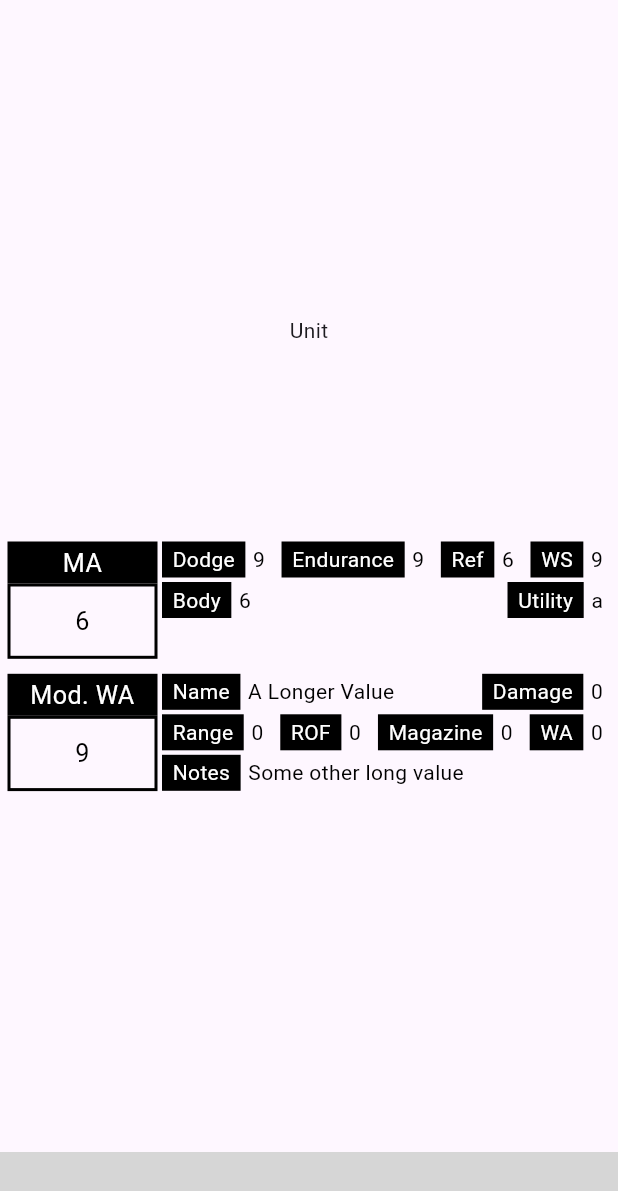
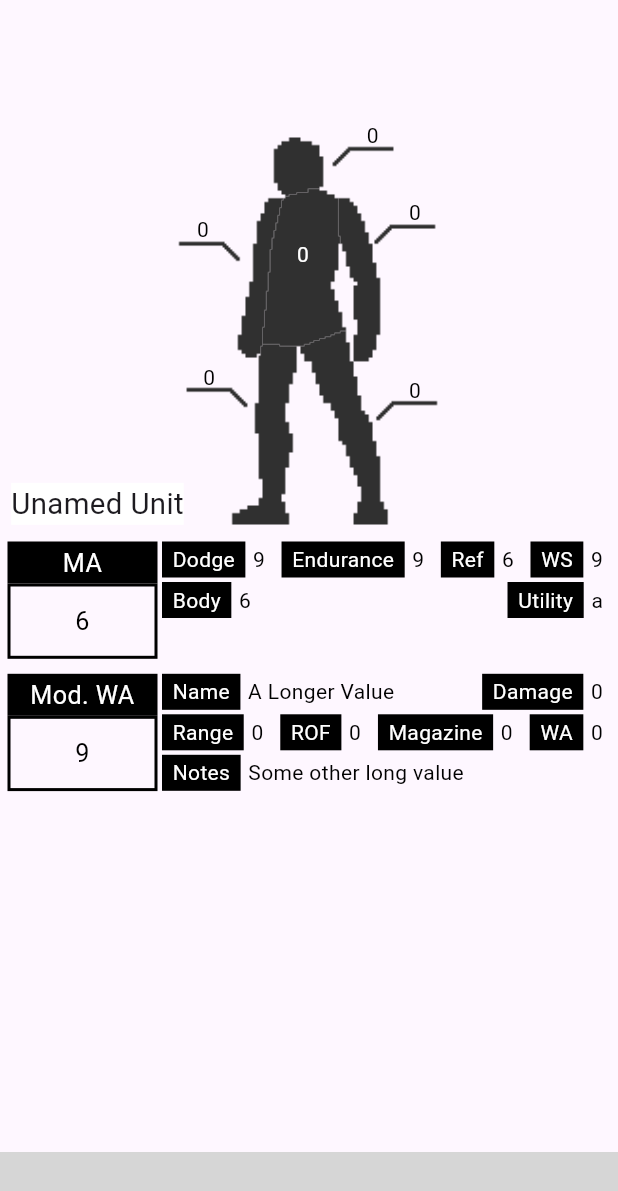
Before and after one commit to platipi/dtTracker, a Flutter app: the screen it shows after launch, on a phone screen of 412 x 824 dp. Shown: the top 1191 px of the screen. Run offline on Flutter 3.47's test engine with Material 3 defaults, Android fonts, the phone set to English and light mode, and no system bars; our stand-ins replace firebase_core, firebase_database; missing offline and left inert: scrollable_reorderable_navbar; accounts and stored records are empty; grey boxes are pictures that could not be loaded.

Commit message:
unit display with name

```diff
--- a/dt_tracker_user/lib/pages/mook.dart
+++ b/dt_tracker_user/lib/pages/mook.dart
@@ -1,13 +1,49 @@
 import 'package:dt_tracker_user/pages/widgets/statblock.dart';
-import 'package:dt_tracker_user/utilities/data/data_types.dart';
+import 'package:dt_tracker_user/utilities/data/data_functions.dart';
 import 'package:dt_tracker_user/utilities/data/unit.dart';
+import 'package:dt_tracker_user/utilities/globals.dart';
 import 'package:flutter/material.dart';
 
 class UnitWidget extends StatelessWidget {
   final Unit unit;
   const UnitWidget({super.key, required this.unit});
+
+  Color? getColor(int location) {
+    print('location: ${location}');
+    if (location < 0 || location > 5) {
+      return null;
+    }
+    int maxSP = unit.unitHealth.armor[location].maxSp;
+    int curSP = unit.unitHealth.armor[location].curSp;
+    print('sp: ${curSP}/${maxSP}');
+    if (curSP == maxSP) {
+      return null;
+    } else {
+      print('color: ${location}');
+      return getColorFromDamage(curSP / maxSP);
+    }
+  }
+
   @override
   Widget build(BuildContext context) {
+    double screenWidth = MediaQuery.of(context).size.width;
+    var imgLinks = {
+      0: 'assets/unit_head.png',
+      1: 'assets/unit_torso.png',
+      2: 'assets/unit_larm.png',
+      3: 'assets/unit_rarm.png',
+      4: 'assets/unit_lleg.png',
+      5: 'assets/unit_rleg.png',
+      -1: 'assets/unit_sp.png'
+    };
+    var spPos = {
+      0: AlignmentDirectional(0.21, -1.03), //head
+      1: AlignmentDirectional(-0.02, -0.4), //torso
+      2: AlignmentDirectional(-0.35, -0.53), //larm
+      3: AlignmentDirectional(0.35, -0.62), //rarm
+      4: AlignmentDirectional(-0.33, 0.25), //lleg
+      5: AlignmentDirectional(0.35, 0.32), //rleg
+    };
     return Center(
       child: SizedBox(
         child: Column(
@@ -16,12 +52,42 @@ class UnitWidget extends StatelessWidget {
           children: [
             SizedBox(
               height: MediaQuery.sizeOf(context).height * 0.33,
-              child: const Align(
-                alignment: AlignmentDirectional(0.00, 0.00),
-                child: Text(
-                  'Unit',
-                ),
-              ),
+              child: Stack(children: [
+                Stack(
+                    children: imgLinks.entries.map((e) {
+                  return Image(
+                    image: AssetImage(e.value),
+                    width: screenWidth,
+                    color: getColor(e.key),
+                    fit: BoxFit.fitHeight,
+                  );
+                }).toList()), //images
+                Stack(
+                    children: spPos.entries.map((e) {
+                  return Align(
+                    alignment: e.value,
+                    child: Text(unit.unitHealth.armor[e.key].curSp.toString(),
+                        style: TextStyle(
+                          color: e.key == 1 && getColor(1) != Colors.yellow
+                              ? Colors.white
+                              : Colors.black,
+                          fontSize: fontSize,
+                        )),
+                  );
+                }).toList()), //sp values
+                Align(
+                    alignment: AlignmentDirectional(-0.95, 0.95),
+                    child: Container(
+                      color: Colors.white,
+                      child: Text(
+                        unit.name,
+                        textAlign: TextAlign.left,
+                        style: TextStyle(
+                          fontSize: fontSize * 1.4,
+                        ),
+                      ),
+                    )) //name
+              ]),
             ),
             SizedBox(
               height: MediaQuery.sizeOf(context).height * 0.5,
@@ -37,7 +103,7 @@ class UnitWidget extends StatelessWidget {
                     bigKey: 'Mod. WA',
                     bigValue:
                         '${objtoint(unit.gunStats['gunWA']) + objtoint(unit.battleStats['WS'])}',
-                  )
+                  ),
                 ],
               ),
             ),
--- /dev/null
+++ b/dt_tracker_user/lib/utilities/data/data_functions.dart
@@ -0,0 +1,54 @@
+import 'dart:math';
+import 'dart:ui';
+
+import 'package:flutter/material.dart';
+
+int objtoint(var obj) {
+  return int.tryParse(obj.toString())!;
+}
+
+Color getColorFromDamage(double percent) {
+  if (percent >= 0.9) {
+    return Colors.yellow;
+  } else if (percent >= 0.6) {
+    return Colors.orange;
+  } else {
+    return Colors.red;
+  }
+}
+
+int rollD10() {
+  int roll = Random().nextInt(10) + 1;
+  int total = roll;
+  if (roll == 1) {
+    do {
+      roll = Random().nextInt(10) + 1;
+      total -= roll;
+    } while (roll == 10);
+  } else if (roll == 10) {
+    do {
+      roll = Random().nextInt(10) + 1;
+      total += roll;
+    } while (roll == 10);
+  }
+  return total;
+}
+
+String locationToString(int location) {
+  switch (location) {
+    case 0:
+      return "Head";
+    case 1:
+      return "Torso";
+    case 2:
+      return "Left Arm";
+    case 3:
+      return "Right Arm";
+    case 4:
+      return "Left Leg";
+    case 5:
+      return "Right Leg";
+    default:
+      return "Invalid";
+  }
+}
--- a/dt_tracker_user/lib/utilities/data/data_types.dart
+++ b/dt_tracker_user/lib/utilities/data/data_types.dart
@@ -1,5 +1,3 @@
-import 'dart:math';
-
 import 'package:dt_tracker_user/utilities/data/unit_health.dart';
 
 enum UnitType { wildcard, base, mook }
@@ -25,10 +23,6 @@ class APInfo {
   APInfo(this.isBar, this.isHard, this.armor, this.dmg);
 }
 
-int objtoint(var obj) {
-  return int.tryParse(obj.toString())!;
-}
-
 class Barrier {
   List<int> locations = [];
   int sp = 0;
@@ -42,39 +36,3 @@ class ArmorLocation {
   bool isHard = false;
   bool critInjury = false;
 }
-
-int rollD10() {
-  int roll = Random().nextInt(10) + 1;
-  int total = roll;
-  if (roll == 1) {
-    do {
-      roll = Random().nextInt(10) + 1;
-      total -= roll;
-    } while (roll == 10);
-  } else if (roll == 10) {
-    do {
-      roll = Random().nextInt(10) + 1;
-      total += roll;
-    } while (roll == 10);
-  }
-  return total;
-}
-
-String locationToString(int location) {
-  switch (location) {
-    case 0:
-      return "Head";
-    case 1:
-      return "Torso";
-    case 2:
-      return "Left Arm";
-    case 3:
-      return "Right Arm";
-    case 4:
-      return "Left Leg";
-    case 5:
-      return "Right Leg";
-    default:
-      return "Invalid";
-  }
-}
--- a/dt_tracker_user/lib/utilities/data/unit.dart
+++ b/dt_tracker_user/lib/utilities/data/unit.dart
@@ -1,7 +1,7 @@
 import 'package:dt_tracker_user/utilities/data/unit_health.dart';
 
 class Unit {
-  String name = 'Unamed';
+  String name = 'Unamed Unit';
   UnitHealth unitHealth = UnitHealth();
   var battleStats = {
     'MA': '6',
--- a/dt_tracker_user/lib/utilities/data/unit_health.dart
+++ b/dt_tracker_user/lib/utilities/data/unit_health.dart
@@ -1,5 +1,6 @@
 import 'dart:math';
 import 'package:dt_tracker_user/utilities/data/data_types.dart';
+import 'package:dt_tracker_user/utilities/data/data_functions.dart';
 
 void main() {
   for (var i = 0; i < 100; i++) {
@@ -8,7 +9,6 @@ void main() {
 }
 
 class UnitHealth {
-  String name = "Unnamed";
   UnitType unitType = UnitType.base;
   List<ArmorLocation> armor = List.filled(6, ArmorLocation());
   List<Barrier> bar = []; //list of bar locations written as [locations]
--- a/dt_tracker_user/pubspec.yaml
+++ b/dt_tracker_user/pubspec.yaml
@@ -21,3 +21,5 @@ dev_dependencies:
 
 flutter:
   uses-material-design: true
+  assets:
+    - assets/
```
Also changed, not shown: dt_tracker_user/assets/unit_head.png, dt_tracker_user/assets/unit_larm.png, dt_tracker_user/assets/unit_lleg.png, dt_tracker_user/assets/unit_rarm.png, dt_tracker_user/assets/unit_rleg.png, dt_tracker_user/assets/unit_sp.png, dt_tracker_user/assets/unit_torso.png.
